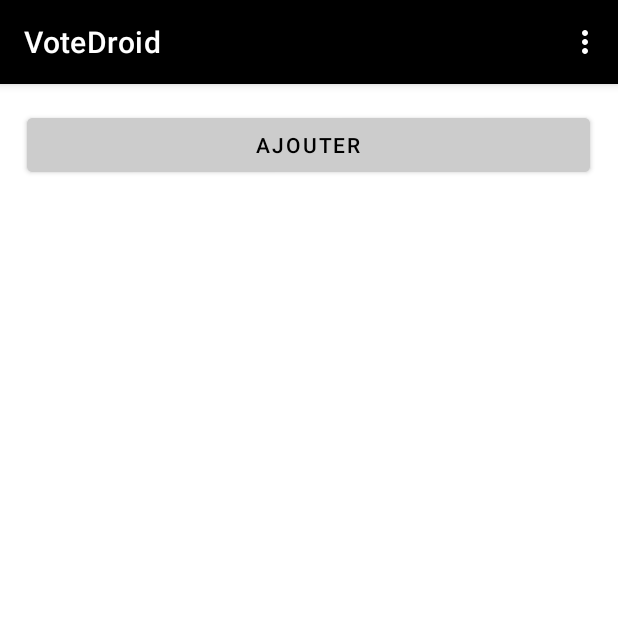
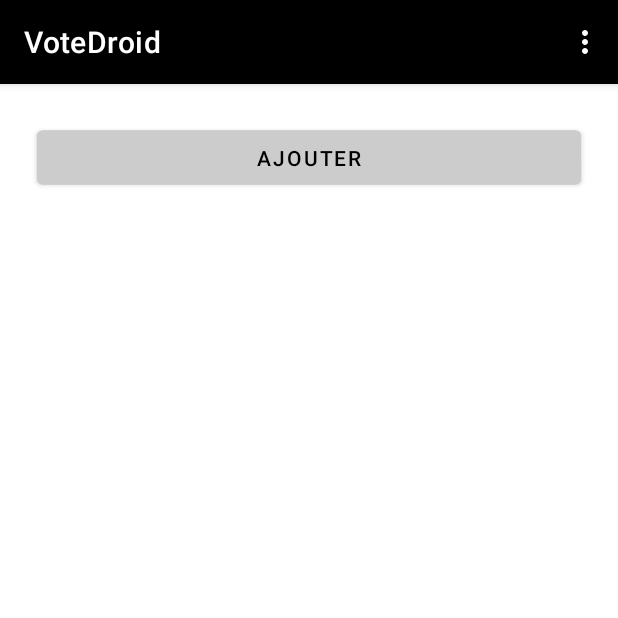
Before and after one commit to DecosteNathaniel/A21-4203N5-VoteDroid-Decoste, an Android app: the screen it shows after launch (MainActivity), on a phone screen of 412 x 824 dp, the top half of it. Run offline under Robolectric (Android 15) with nearby library versions, the phone set to English and light mode, and no system bars.

Commit message:
FCT Button Ajouter
Création du bouton Ajouter qui mène a la page pour créer une question

```diff
--- a/app/src/main/AndroidManifest.xml
+++ b/app/src/main/AndroidManifest.xml
@@ -16,6 +16,8 @@
                 <category android:name="android.intent.category.LAUNCHER" />
             </intent-filter>
         </activity>
+        <activity android:name=".CreationQuestionActivity">
+        </activity>
     </application>
 
 </manifest>
--- /dev/null
+++ b/app/src/main/java/com/decoste/votedroid/CreationQuestionActivity.java
@@ -0,0 +1,14 @@
+package com.decoste.votedroid;
+
+import android.os.Bundle;
+
+import androidx.annotation.Nullable;
+import androidx.appcompat.app.AppCompatActivity;
+
+public class CreationQuestionActivity extends AppCompatActivity {
+
+    @Override
+    public void onCreate(@Nullable Bundle savedInstanceState) {
+        super.onCreate(savedInstanceState);
+    }
+}
--- a/app/src/main/java/com/decoste/votedroid/MainActivity.java
+++ b/app/src/main/java/com/decoste/votedroid/MainActivity.java
@@ -2,17 +2,32 @@ package com.decoste.votedroid;
 
 import androidx.appcompat.app.AppCompatActivity;
 
+import android.content.Intent;
 import android.os.Bundle;
 import android.view.Menu;
 import android.view.MenuItem;
+import android.view.View;
 import android.widget.Toast;
 
+import com.decoste.votedroid.databinding.ActivityMainBinding;
+
 public class MainActivity extends AppCompatActivity {
+    private ActivityMainBinding binding;
 
     @Override
     protected void onCreate(Bundle savedInstanceState) {
         super.onCreate(savedInstanceState);
-        setContentView(R.layout.activity_main);
+        binding = ActivityMainBinding.inflate(getLayoutInflater());
+        View view = binding.getRoot();
+        setContentView(view);
+
+        binding.btnAjouter.setOnClickListener(new View.OnClickListener() {
+            @Override
+            public void onClick(View v) {
+                Intent intent = new Intent(MainActivity.this, CreationQuestionActivity.class);
+                startActivity(intent);
+            }
+        });
     }
 
     @Override
--- a/app/src/main/res/layout/activity_main.xml
+++ b/app/src/main/res/layout/activity_main.xml
@@ -1,17 +1,21 @@
 <?xml version="1.0" encoding="utf-8"?>
-<androidx.constraintlayout.widget.ConstraintLayout xmlns:android="http://schemas.android.com/apk/res/android"
-    xmlns:app="http://schemas.android.com/apk/res-auto"
+<LinearLayout xmlns:app="http://schemas.android.com/apk/res-auto"
     xmlns:tools="http://schemas.android.com/tools"
+    xmlns:android="http://schemas.android.com/apk/res/android"
     android:layout_width="match_parent"
     android:layout_height="match_parent"
     tools:context=".MainActivity">
 
     <Button
-        android:layout_width="375dp"
+        android:id="@+id/btnAjouter"
+        android:layout_width="match_parent"
         android:layout_height="wrap_content"
-        android:text="AJOUTER"
         android:backgroundTint="#CCCCCC"
+        android:insetLeft="25dp"
+        android:insetRight="25dp"
+        android:text="@string/main_button_ajouter"
         android:textColor="@color/black"
+        android:translationY="25dp"
         app:layout_constraintBottom_toBottomOf="parent"
         app:layout_constraintHorizontal_bias="0.495"
         app:layout_constraintLeft_toLeftOf="parent"
@@ -19,4 +23,4 @@
         app:layout_constraintTop_toTopOf="parent"
         app:layout_constraintVertical_bias="0.023" />
 
-</androidx.constraintlayout.widget.ConstraintLayout>
+</LinearLayout>
--- a/app/src/main/res/values/strings.xml
+++ b/app/src/main/res/values/strings.xml
@@ -1,3 +1,5 @@
 <resources>
     <string name="app_name">VoteDroid</string>
+
+    <string name="main_button_ajouter">Ajouter</string>
 </resources>
```
